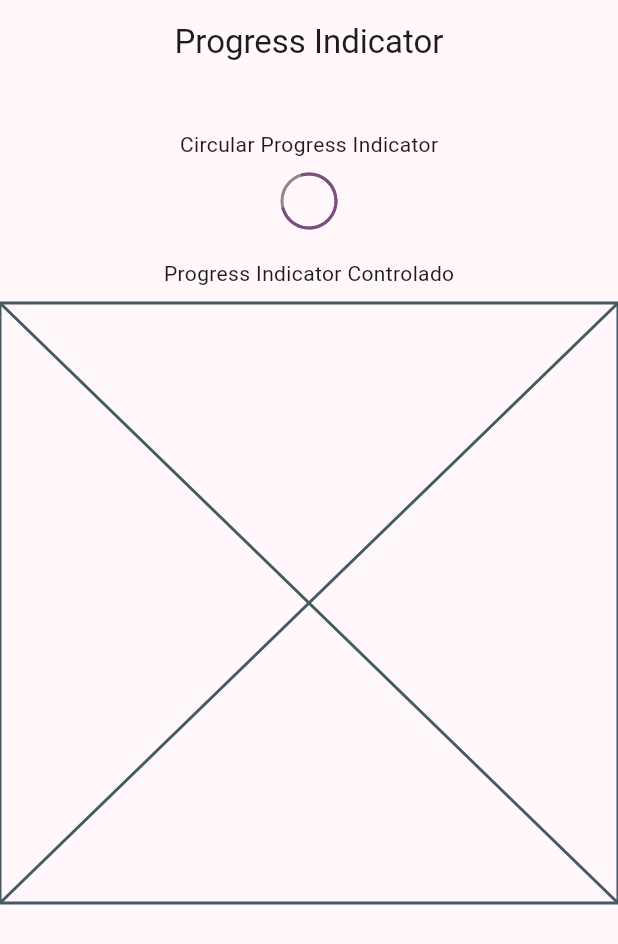
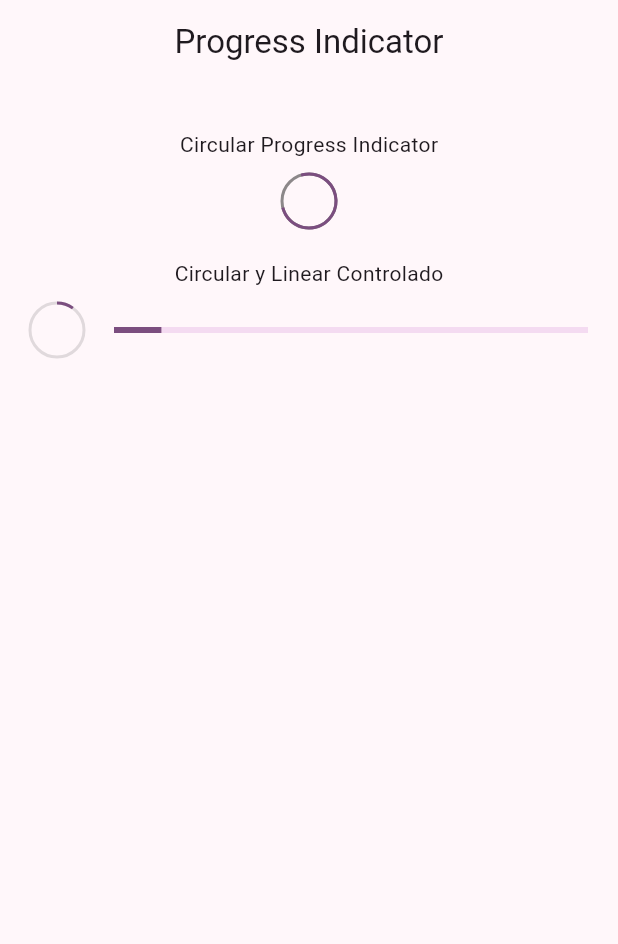
Before and after one commit to jhoncar7/widgets-flutter, a Flutter app: the ProgressScreen screen opened by its route, on a phone screen of 412 x 824 dp. Shown: the top 944 px of the screen. Run offline on Flutter 3.47's test engine with Material 2 defaults, Android fonts, the phone set to English and light mode, and no system bars; our stand-ins replace go_router.

Commit message:
progress indicator linear

```diff
--- a/lib/presentation/screens/progress/progress_screen.dart
+++ b/lib/presentation/screens/progress/progress_screen.dart
@@ -30,7 +30,7 @@ class _ProgressView extends StatelessWidget {
           SizedBox(height: 10),
           CircularProgressIndicator(strokeWidth: 2, backgroundColor: Colors.black45,),
           SizedBox(height: 20),
-          Text('Progress Indicator Controlado'),
+          Text('Circular y Linear Controlado'),
           SizedBox(height: 10),
           _ControlledProgressIndicator(),
 
@@ -40,11 +40,52 @@ class _ProgressView extends StatelessWidget {
   }
 }
 
+
 class _ControlledProgressIndicator extends StatelessWidget {
   const _ControlledProgressIndicator();
 
   @override
   Widget build(BuildContext context) {
-    return const Placeholder();
+    return StreamBuilder(
+      stream: Stream.periodic(const Duration(milliseconds: 300),(value){
+        return (value*2)/100;
+      }).takeWhile((value) => value<100),
+      builder: (context, snapshot) {
+
+        final progressValue = snapshot.data ?? 0;
+
+        return Padding(
+          padding: const EdgeInsets.symmetric(horizontal: 20),
+          child: Row(
+            mainAxisAlignment: MainAxisAlignment.center,
+            children: [
+              CircularProgressIndicator(value: progressValue,strokeWidth: 2, backgroundColor: Colors.black12,),
+              SizedBox(width: 20,),
+              Expanded(child: LinearProgressIndicator(value: progressValue,))
+            ],
+          ),
+          );
+      }
+    );
   }
 }
+
+
+// class _ControlledProgressIndicator extends StatelessWidget {
+//   const _ControlledProgressIndicator();
+
+//   @override
+//   Widget build(BuildContext context) {
+//     return Padding(
+//       padding: const EdgeInsets.symmetric(horizontal: 20),
+//       child: Row(
+//         mainAxisAlignment: MainAxisAlignment.center,
+//         children: [
+//           CircularProgressIndicator(value: 0.5,strokeWidth: 2, backgroundColor: Colors.black12,),
+//           SizedBox(width: 20,),
+//           Expanded(child: LinearProgressIndicator(value: 0.7,))
+//         ],
+//       ),
+//       );
+//   }
+// }
```
